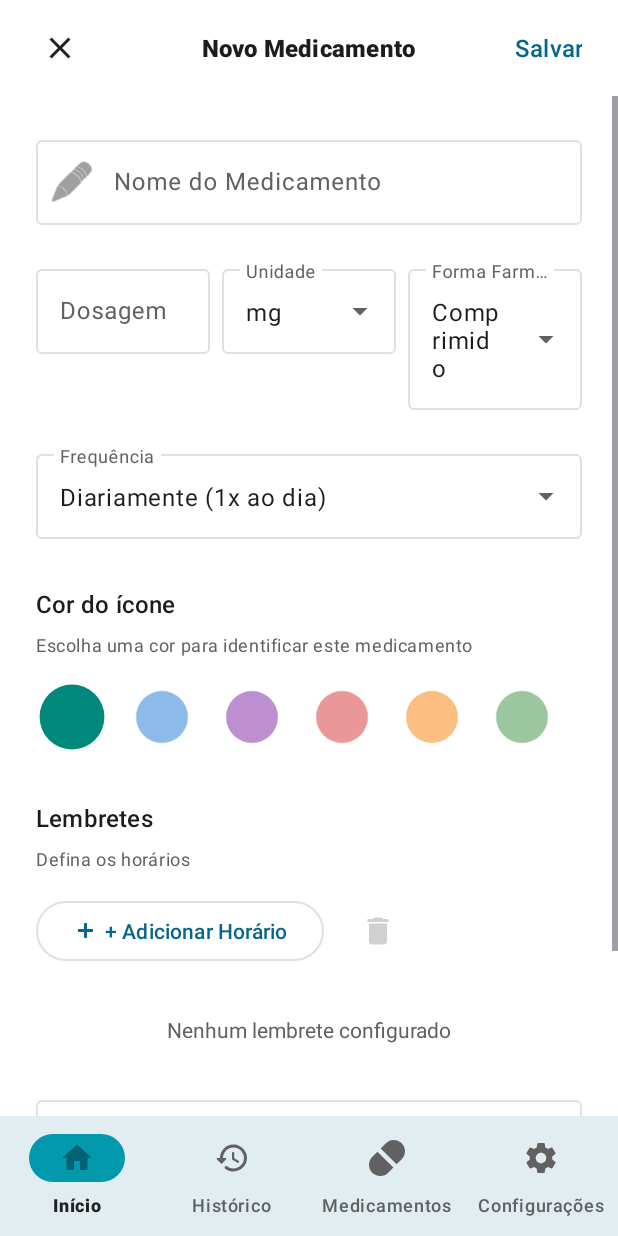
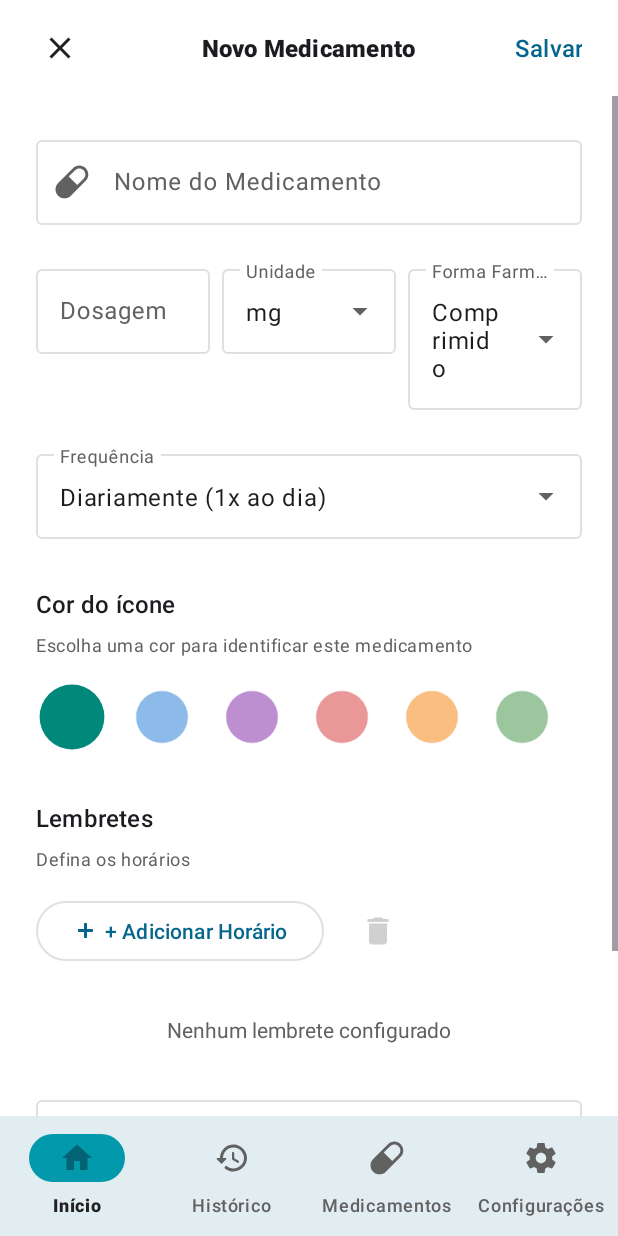
Before and after one commit to gabirusky/DoseCerta, an Android app: the AddMedicationFragment screen opened through its navigation route, on a phone screen of 412 x 824 dp. Run offline under Robolectric (Android 15) with nearby library versions, the phone set to English and light mode, and no system bars; our stand-ins replace Room's generated code, navigation-ui.

Commit message:
feat: change ic_pill vector drawable

```diff
--- a/app/src/main/res/drawable/ic_pill.xml
+++ b/app/src/main/res/drawable/ic_pill.xml
@@ -1,14 +1,10 @@
-<vector xmlns:android="http://schemas.android.com/apk/res/android"
+<vector xmlns:android="http://schemas.android.com/apk/res/android" xmlns:aapt="http://schemas.android.com/aapt"
+    android:viewportWidth="24"
+    android:viewportHeight="24"
     android:width="24dp"
-    android:height="24dp"
-    android:viewportWidth="64"
-    android:viewportHeight="64">
-
+    android:height="24dp">
     <path
-        android:fillColor="#231F20"
-        android:pathData="M48.973,43.316L58.297,34l-0.02,-0.02C61.809,30.375 64,25.445 64,20C64,8.953 55.047,0 44,0c-5.449,0 -10.375,2.191 -13.98,5.723L30,5.703l-9.316,9.324L48.973,43.316z"/>
-
-    <path
-        android:fillColor="#231F20"
-        android:pathData="M15.027,20.684L5.879,29.84C2.25,33.461 0,38.465 0,44c0,11.047 8.953,20 20,20c5.535,0 10.539,-2.25 14.16,-5.879l9.156,-9.148L15.027,20.684z"/>
+        android:pathData="M12.6569 2.75736C15 0.414213 18.799 0.414214 21.1421 2.75736C23.4853 5.1005 23.4853 8.8995 21.1421 11.2426L11.2426 21.1421C8.89949 23.4853 5.1005 23.4853 2.75736 21.1421C0.414214 18.799 0.414213 15 2.75736 12.6569L12.6569 2.75736ZM19.7279 9.82843L15.4853 14.0711L9.82843 8.41421L14.0711 4.17157C15.6332 2.60948 18.1658 2.60948 19.7279 4.17157C21.29 5.73367 21.29 8.26633 19.7279 9.82843Z"
+        android:fillType="evenOdd"
+        android:fillColor="#000000" />
 </vector>
--- a/app/src/main/res/layout/fragment_add_medication.xml
+++ b/app/src/main/res/layout/fragment_add_medication.xml
@@ -63,7 +63,7 @@
                 android:layout_height="wrap_content"
                 android:layout_marginBottom="24dp"
                 android:hint="@string/medication_name"
-                app:startIconDrawable="@android:drawable/ic_menu_edit">
+                app:startIconDrawable="@drawable/ic_pill">
 
                 <com.google.android.material.textfield.TextInputEditText
                     android:id="@+id/edit_name"
```
